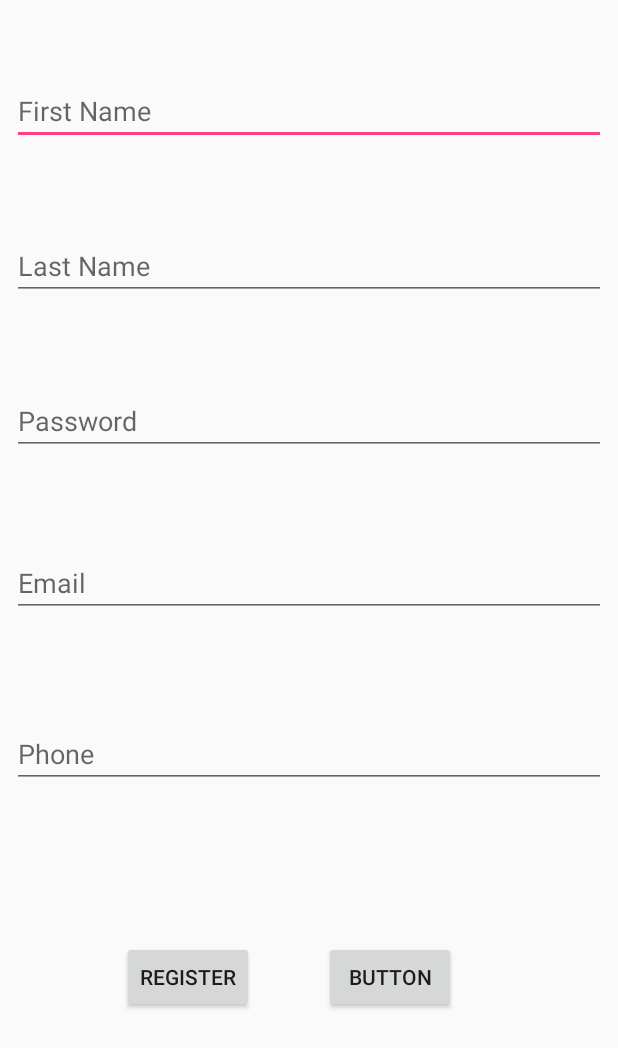
After one commit to choy2007/FoodVC, an Android app: the layout register.xml on its own in the app's theme, with its tools: preview values and no code run, on a phone screen of 412 x 824 dp. The commit adds this screen. Shown: the top 1048 px of the screen. Run offline under Robolectric (Android 15) with nearby library versions, the phone set to English and light mode, and no system bars.

Commit message:
Login and register

```diff
--- /dev/null
+++ b/app/src/main/res/layout/register.xml
@@ -0,0 +1,131 @@
+<?xml version="1.0" encoding="utf-8"?>
+<android.support.constraint.ConstraintLayout
+    xmlns:android="http://schemas.android.com/apk/res/android"
+    xmlns:app="http://schemas.android.com/apk/res-auto"
+    xmlns:tools="http://schemas.android.com/tools"
+    android:layout_width="match_parent"
+    android:layout_height="match_parent">
+
+    <EditText
+        android:id="@+id/txtFname"
+        android:layout_width="0dp"
+        android:layout_height="wrap_content"
+        android:layout_marginBottom="8dp"
+        android:layout_marginEnd="8dp"
+        android:layout_marginStart="8dp"
+        android:layout_marginTop="8dp"
+        android:ems="10"
+        android:hint="First Name"
+        android:inputType="textPersonName"
+        app:layout_constraintBottom_toBottomOf="parent"
+        app:layout_constraintEnd_toEndOf="parent"
+        app:layout_constraintHorizontal_bias="0.052"
+        app:layout_constraintStart_toStartOf="parent"
+        app:layout_constraintTop_toTopOf="parent"
+        app:layout_constraintVertical_bias="0.057" />
+
+    <EditText
+        android:id="@+id/txtLname"
+        android:layout_width="0dp"
+        android:layout_height="wrap_content"
+        android:layout_marginBottom="8dp"
+        android:layout_marginEnd="8dp"
+        android:layout_marginStart="8dp"
+        android:layout_marginTop="8dp"
+        android:ems="10"
+        android:hint="Last Name"
+        android:inputType="textPersonName"
+        app:layout_constraintBottom_toBottomOf="parent"
+        app:layout_constraintEnd_toEndOf="parent"
+        app:layout_constraintHorizontal_bias="0.052"
+        app:layout_constraintStart_toStartOf="parent"
+        app:layout_constraintTop_toTopOf="parent"
+        app:layout_constraintVertical_bias="0.192" />
+
+    <EditText
+        android:id="@+id/txtPassword"
+        android:layout_width="0dp"
+        android:layout_height="wrap_content"
+        android:layout_marginBottom="8dp"
+        android:layout_marginEnd="8dp"
+        android:layout_marginStart="8dp"
+        android:layout_marginTop="8dp"
+        android:ems="10"
+        android:hint="Password"
+        android:inputType="textPassword"
+        app:layout_constraintBottom_toBottomOf="parent"
+        app:layout_constraintEnd_toEndOf="parent"
+        app:layout_constraintHorizontal_bias="0.052"
+        app:layout_constraintStart_toStartOf="parent"
+        app:layout_constraintTop_toTopOf="parent"
+        app:layout_constraintVertical_bias="0.328" />
+
+    <EditText
+        android:id="@+id/txtEmail"
+        android:layout_width="0dp"
+        android:layout_height="wrap_content"
+        android:layout_marginBottom="8dp"
+        android:layout_marginEnd="8dp"
+        android:layout_marginStart="8dp"
+        android:layout_marginTop="8dp"
+        android:ems="10"
+        android:hint="Email"
+        android:inputType="textEmailAddress"
+        app:layout_constraintBottom_toBottomOf="parent"
+        app:layout_constraintEnd_toEndOf="parent"
+        app:layout_constraintHorizontal_bias="0.052"
+        app:layout_constraintStart_toStartOf="parent"
+        app:layout_constraintTop_toTopOf="parent"
+        app:layout_constraintVertical_bias="0.469" />
+
+    <EditText
+        android:id="@+id/txtPhone"
+        android:layout_width="0dp"
+        android:layout_height="wrap_content"
+        android:layout_marginBottom="8dp"
+        android:layout_marginEnd="8dp"
+        android:layout_marginStart="8dp"
+        android:layout_marginTop="8dp"
+        android:ems="10"
+        android:hint="Phone"
+        android:inputType="phone"
+        app:layout_constraintBottom_toBottomOf="parent"
+        app:layout_constraintEnd_toEndOf="parent"
+        app:layout_constraintHorizontal_bias="0.052"
+        app:layout_constraintStart_toStartOf="parent"
+        app:layout_constraintTop_toTopOf="parent"
+        app:layout_constraintVertical_bias="0.619" />
+
+    <Button
+        android:id="@+id/btnRegister"
+        android:layout_width="wrap_content"
+        android:layout_height="wrap_content"
+        android:layout_marginBottom="8dp"
+        android:layout_marginEnd="8dp"
+        android:layout_marginStart="8dp"
+        android:layout_marginTop="8dp"
+        android:text="Register"
+        app:layout_constraintBottom_toBottomOf="parent"
+        app:layout_constraintEnd_toEndOf="parent"
+        app:layout_constraintHorizontal_bias="0.239"
+        app:layout_constraintStart_toStartOf="parent"
+        app:layout_constraintTop_toTopOf="parent"
+        app:layout_constraintVertical_bias="0.815" />
+
+    <Button
+        android:id="@+id/button"
+        android:layout_width="wrap_content"
+        android:layout_height="wrap_content"
+        android:layout_marginBottom="8dp"
+        android:layout_marginEnd="8dp"
+        android:layout_marginStart="8dp"
+        android:layout_marginTop="8dp"
+        android:text="Button"
+        app:layout_constraintBottom_toBottomOf="parent"
+        app:layout_constraintEnd_toEndOf="parent"
+        app:layout_constraintHorizontal_bias="0.675"
+        app:layout_constraintStart_toStartOf="parent"
+        app:layout_constraintTop_toTopOf="parent"
+        app:layout_constraintVertical_bias="0.815" />
+
+</android.support.constraint.ConstraintLayout>
--- a/build.gradle
+++ b/build.gradle
@@ -7,7 +7,7 @@ buildscript {
         jcenter()
     }
     dependencies {
-        classpath 'com.android.tools.build:gradle:3.1.3'
+        classpath 'com.android.tools.build:gradle:3.1.4'
 
 
         // NOTE: Do not place your application dependencies here; they belong
```
Also changed, not shown: app/src/main/java/com/ics115/foodvc/DatabaseHelper.java (added, +31 -0 lines), app/src/main/java/com/ics115/foodvc/MainActivity.java (+36 -1 lines), app/src/main/java/com/ics115/foodvc/RegisterActivity.java (added, +65 -0 lines), app/src/main/res/layout/activity_main.xml (+5 -5 lines).
